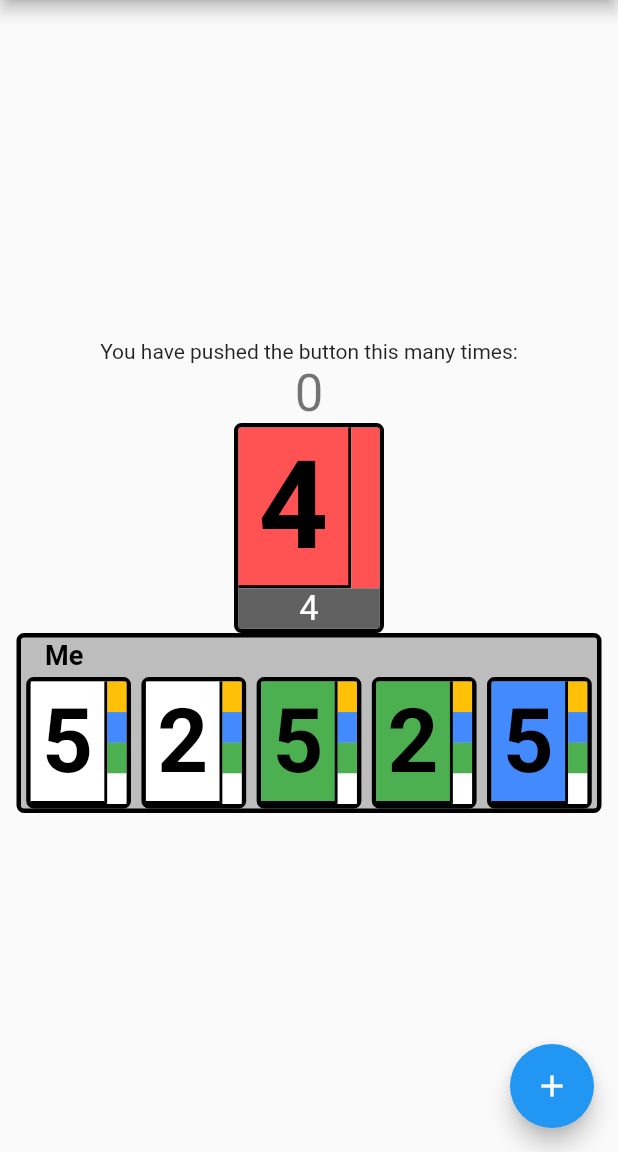
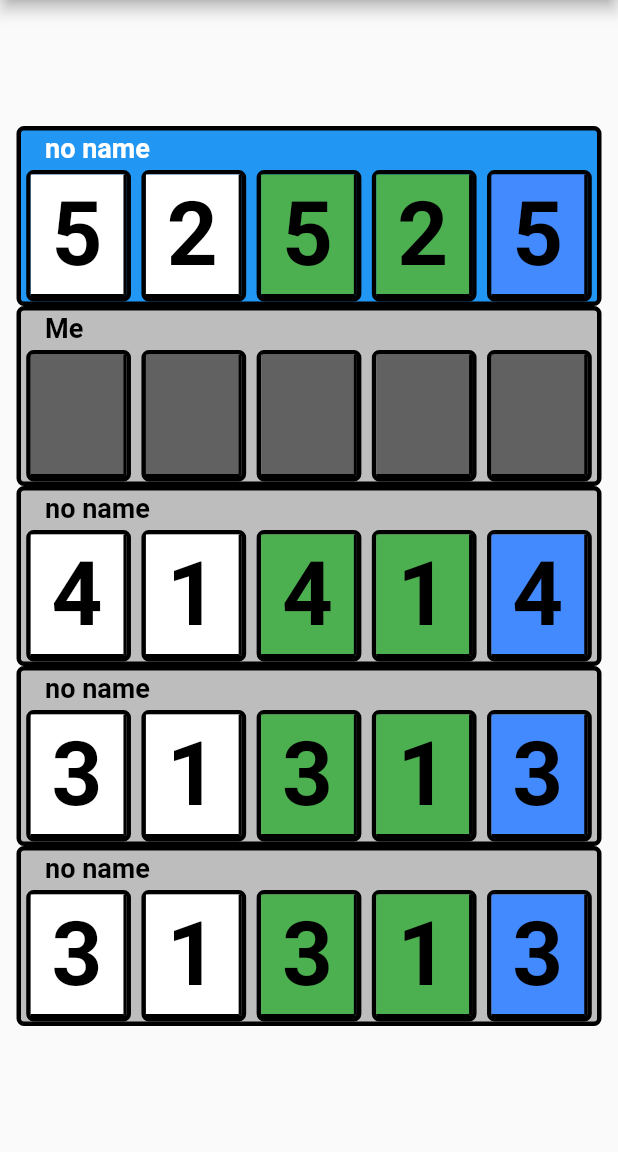
Before and after one commit to pappd/HanCardGame, a Flutter app: the screen it shows after launch, on a phone screen of 412 x 824 dp, the part 84-1236 px from its top. Run offline on Flutter 3.47's test engine with Material 2 defaults, Android fonts, the phone set to English and light mode, and no system bars; drawn by our look-alikes of flutter_slidable; statements that could not run were skipped.

Commit message:
player cant see his cards

```diff
--- a/lib/main.dart
+++ b/lib/main.dart
@@ -50,7 +50,6 @@ class MyHomePage extends StatefulWidget {
 }
 
 class _MyHomePageState extends State<MyHomePage> {
-  int _counter = 0;
   BoardModel board;
   @override
   void initState() {
@@ -64,17 +63,6 @@ class _MyHomePageState extends State<MyHomePage> {
     super.initState();
   }
 
-  void _incrementCounter() {
-    setState(() {
-      // This call to setState tells the Flutter framework that something has
-      // changed in this State, which causes it to rerun the build method below
-      // so that the display can reflect the updated values. If we changed
-      // _counter without calling setState(), then the build method would not be
-      // called again, and so nothing would appear to happen.
-      _counter++;
-    });
-  }
-
   @override
   Widget build(BuildContext context) {
     var types = CardTypesModel(5);
@@ -84,7 +72,7 @@ class _MyHomePageState extends State<MyHomePage> {
     types.addColor([3, 2, 2, 2, 1]);
     types.addColor([3, 2, 2, 2, 1]);
     var info = HeardInfoModel(types);
-    board.giveInfo(0, 1);
+    //board.giveInfo(0, 1);
     //info.heardColor(2, false);
     // info.heardColor(4, false);
     // info.heardColor(1, false);
@@ -104,33 +92,14 @@ class _MyHomePageState extends State<MyHomePage> {
         child: Column(
           mainAxisAlignment: MainAxisAlignment.center,
           children: <Widget>[
-            Text(
-              'You have pushed the button this many times:',
-            ),
-            Text(
-              '$_counter',
-              style: Theme.of(context).textTheme.display1,
-            ),
-            Container(
-              width: 100,
-              height: 140,
-              child: game.Card(
-                card: CardModel(colorIndex: 1, value: 4),
-                info: info,
+            for (var i = 0; i < board.players.length; i++)
+              PlayerCards(
+                board: board,
+                myId: 1,
+                playerId: i,
               ),
-            ),
-            PlayerCards(
-              board: board,
-              myId: 0,
-              playerId: 0,
-            ),
           ],
         ),
-      ),
-      floatingActionButton: FloatingActionButton(
-        onPressed: _incrementCounter,
-        tooltip: 'Increment',
-        child: Icon(Icons.add),
       ), // This trailing comma makes auto-formatting nicer for build methods.
     );
   }
--- a/lib/player_cards.dart
+++ b/lib/player_cards.dart
@@ -1,4 +1,5 @@
 import 'package:card_game/model/board_model.dart';
+import 'package:card_game/model/card_model.dart';
 import 'package:flutter/material.dart';
 import 'card.dart' as game;
 import 'package:flutter_slidable/flutter_slidable.dart';
@@ -85,11 +86,23 @@ class PlayerCards extends StatelessWidget {
                           Flexible(flex: 1, child: SizedBox.expand()),
                           Flexible(
                             flex: 20,
-                            child: Dismissible(
+                            child: board.activePlayerId != myId ||
+                                    myId != playerModel.id
+                                ? game.Card(
+                                    card: playerModel.id == myId
+                                        ? board.knownInfo(myId, i).length == 1
+                                            ? board.knownInfo(myId, i).first
+                                            : null
+                                        : playerModel.cards[i],
+                                    info: playerModel.heardInfo?.elementAt(i),
+                                  )
+                                : Dismissible(
                                     direction: DismissDirection.vertical,
                                     key: GlobalKey(),
-                              onDismissed: (direction) => board.put(playerId, i,
-                                  fold: direction == DismissDirection.down),
+                                    onDismissed: (direction) => board.put(
+                                        playerId, i,
+                                        fold:
+                                            direction == DismissDirection.down),
                                     background: Container(
                                       alignment: Alignment.topCenter,
                                       color: Colors.red,
@@ -115,7 +128,11 @@ class PlayerCards extends StatelessWidget {
                                       ),
                                     ),
                                     child: game.Card(
-                                card: playerModel.cards[i],
+                                      card: playerModel.id == myId
+                                          ? board.knownInfo(myId, i).length == 1
+                                              ? board.knownInfo(myId, i).first
+                                              : null
+                                          : playerModel.cards[i],
                                       info: playerModel.heardInfo?.elementAt(i),
                                     ),
                                   ),
```
Lines whose indentation alone changed are shown as unchanged.
